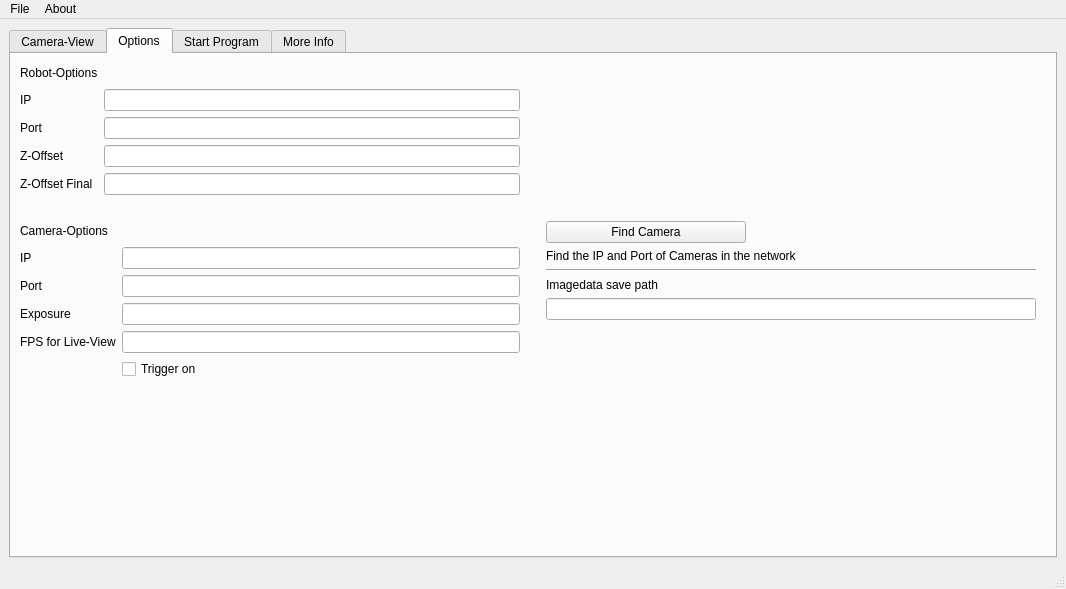
Above: KukaVisionUIV1.ui from wooge7410/KukaVision before the change. Below: the same form after it.
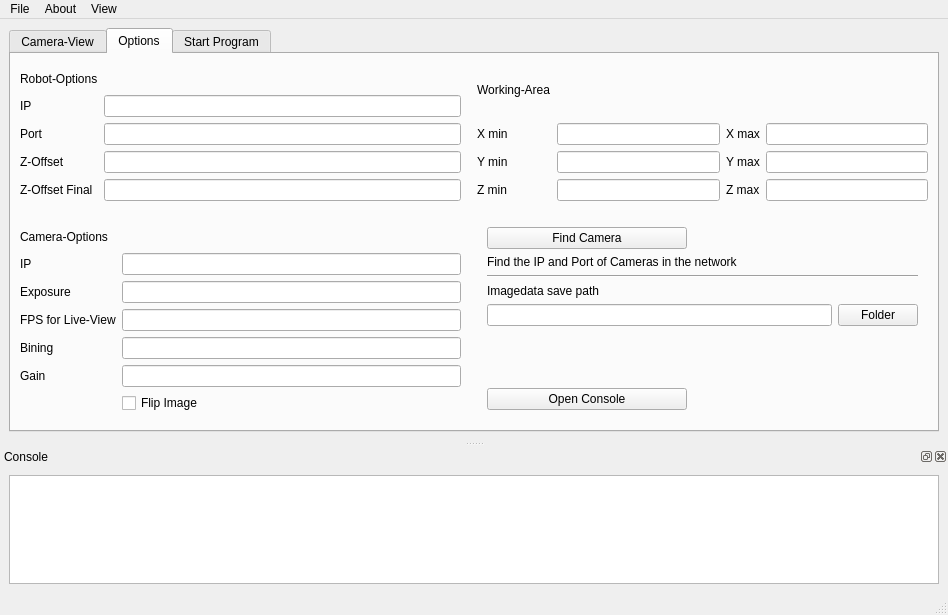
That is the form after the change. The open tabs and pages were chosen to show the change. Icons and pictures are not drawn.

Patch:
```diff
--- a/KukaVisionUIV1.ui
+++ b/KukaVisionUIV1.ui
@@ -6,8 +6,8 @@
    <rect>
     <x>0</x>
     <y>0</y>
-    <width>1066</width>
-    <height>589</height>
+    <width>948</width>
+    <height>615</height>
    </rect>
   </property>
   <property name="sizePolicy">
@@ -26,8 +26,8 @@
      <verstretch>0</verstretch>
     </sizepolicy>
    </property>
-   <layout class="QGridLayout" name="gridLayout_6">
-    <item row="0" column="0">
+   <layout class="QVBoxLayout" name="verticalLayout_4">
+    <item>
      <widget class="QTabWidget" name="tabWidget">
       <property name="sizePolicy">
        <sizepolicy hsizetype="Expanding" vsizetype="Expanding">
@@ -36,7 +36,7 @@
        </sizepolicy>
       </property>
       <property name="currentIndex">
-       <number>0</number>
+       <number>2</number>
       </property>
       <widget class="QWidget" name="CameraView">
        <property name="sizePolicy">
@@ -49,26 +49,6 @@
         <string>Camera-View</string>
        </attribute>
        <layout class="QGridLayout" name="gridLayout_5">
-        <item row="1" column="1">
-         <widget class="QLabel" name="CameraViewHeadline">
-          <property name="text">
-           <string>Filters</string>
-          </property>
-         </widget>
-        </item>
-        <item row="1" column="0" rowspan="2">
-         <widget class="QLabel" name="LiveCameraView">
-          <property name="text">
-           <string>&lt;html&gt;&lt;head/&gt;&lt;body&gt;&lt;p&gt;&lt;img src=&quot;:/newPrefix/example.png&quot; width=&quot;800&quot;/&gt;&lt;/p&gt;&lt;/body&gt;&lt;/html&gt;</string>
-          </property>
-          <property name="scaledContents">
-           <bool>true</bool>
-          </property>
-          <property name="alignment">
-           <set>Qt::AlignLeading|Qt::AlignLeft|Qt::AlignTop</set>
-          </property>
-         </widget>
-        </item>
         <item row="2" column="1">
          <layout class="QVBoxLayout" name="verticalLayout">
           <property name="spacing">
@@ -83,6 +63,13 @@
           <property name="rightMargin">
            <number>10</number>
           </property>
+          <item>
+           <widget class="QCheckBox" name="Coordinates">
+            <property name="text">
+             <string>Coordinates</string>
+            </property>
+           </widget>
+          </item>
           <item>
            <widget class="QCheckBox" name="Checking">
             <property name="enabled">
@@ -107,9 +94,16 @@
            </widget>
           </item>
           <item>
-           <widget class="QCheckBox" name="Coordinates">
+           <widget class="QPushButton" name="StartCameraView">
             <property name="text">
-             <string>Coordinates</string>
+             <string>Start CameraView</string>
+            </property>
+           </widget>
+          </item>
+          <item>
+           <widget class="QPushButton" name="pushButton_2">
+            <property name="text">
+             <string>Stopp CameraView</string>
             </property>
            </widget>
           </item>
@@ -145,6 +139,13 @@
             </property>
            </spacer>
           </item>
+          <item>
+           <widget class="QLabel" name="label">
+            <property name="text">
+             <string>Timestamp</string>
+            </property>
+           </widget>
+          </item>
          </layout>
         </item>
         <item row="0" column="0">
@@ -160,6 +161,32 @@
           </property>
          </spacer>
         </item>
+        <item row="1" column="0" rowspan="2">
+         <widget class="QLabel" name="LiveCameraView">
+          <property name="sizePolicy">
+           <sizepolicy hsizetype="Ignored" vsizetype="Ignored">
+            <horstretch>0</horstretch>
+            <verstretch>0</verstretch>
+           </sizepolicy>
+          </property>
+          <property name="text">
+           <string>&lt;html&gt;&lt;head/&gt;&lt;body&gt;&lt;p&gt;&lt;img src=&quot;:/newPrefix/example.png&quot; width=&quot;1200&quot;/&gt;&lt;/p&gt;&lt;/body&gt;&lt;/html&gt;</string>
+          </property>
+          <property name="scaledContents">
+           <bool>true</bool>
+          </property>
+          <property name="alignment">
+           <set>Qt::AlignLeading|Qt::AlignLeft|Qt::AlignTop</set>
+          </property>
+         </widget>
+        </item>
+        <item row="1" column="1">
+         <widget class="QLabel" name="CameraViewHeadline">
+          <property name="text">
+           <string>Filters</string>
+          </property>
+         </widget>
+        </item>
        </layout>
       </widget>
       <widget class="QWidget" name="Options">
@@ -173,7 +200,7 @@
         <string>Options</string>
        </attribute>
        <layout class="QGridLayout" name="gridLayout_3">
-        <item row="0" column="0">
+        <item row="1" column="0">
          <layout class="QFormLayout" name="formLayout">
           <property name="rightMargin">
            <number>10</number>
@@ -240,7 +267,7 @@
           </item>
          </layout>
         </item>
-        <item row="1" column="0">
+        <item row="2" column="0">
          <layout class="QFormLayout" name="CameraOptions">
           <property name="topMargin">
            <number>20</number>
@@ -255,6 +282,19 @@
             </property>
            </widget>
           </item>
+          <item row="0" column="1">
+           <spacer name="horizontalSpacer_5">
+            <property name="orientation">
+             <enum>Qt::Horizontal</enum>
+            </property>
+            <property name="sizeHint" stdset="0">
+             <size>
+              <width>40</width>
+              <height>20</height>
+             </size>
+            </property>
+           </spacer>
+          </item>
           <item row="1" column="0">
            <widget class="QLabel" name="CameraIPLabel">
             <property name="text">
@@ -262,54 +302,44 @@
             </property>
            </widget>
           </item>
-          <item row="2" column="0">
-           <widget class="QLabel" name="CameraPortLabel">
-            <property name="text">
-             <string>Port</string>
-            </property>
-           </widget>
+          <item row="1" column="1">
+           <widget class="QLineEdit" name="CameraIP"/>
           </item>
-          <item row="3" column="0">
+          <item row="2" column="0">
            <widget class="QLabel" name="ExposureLabel">
             <property name="text">
              <string>Exposure</string>
             </property>
            </widget>
           </item>
-          <item row="5" column="1">
-           <widget class="QCheckBox" name="TriggerOn">
-            <property name="text">
-             <string>Trigger on</string>
-            </property>
-           </widget>
+          <item row="2" column="1">
+           <widget class="QLineEdit" name="Exposure"/>
           </item>
-          <item row="5" column="0">
-           <widget class="QLabel" name="label_15">
-            <property name="text">
-             <string/>
-            </property>
-           </widget>
-          </item>
-          <item row="4" column="0">
+          <item row="3" column="0">
            <widget class="QLabel" name="FPSLiveViewLabel">
             <property name="text">
              <string>FPS for Live-View</string>
             </property>
            </widget>
           </item>
-          <item row="1" column="1">
-           <widget class="QLineEdit" name="CameraIP"/>
-          </item>
-          <item row="2" column="1">
-           <widget class="QLineEdit" name="CameraPort"/>
-          </item>
           <item row="3" column="1">
-           <widget class="QLineEdit" name="Exposure"/>
-          </item>
-          <item row="4" column="1">
            <widget class="QLineEdit" name="FPSLiveView"/>
           </item>
           <item row="6" column="0">
+           <widget class="QLabel" name="label_15">
+            <property name="text">
+             <string/>
+            </property>
+           </widget>
+          </item>
+          <item row="6" column="1">
+           <widget class="QCheckBox" name="TriggerOn">
+            <property name="text">
+             <string>Flip Image </string>
+            </property>
+           </widget>
+          </item>
+          <item row="7" column="0">
            <spacer name="verticalSpacer">
             <property name="orientation">
              <enum>Qt::Vertical</enum>
@@ -322,23 +352,30 @@
             </property>
            </spacer>
           </item>
-          <item row="0" column="1">
-           <spacer name="horizontalSpacer_5">
-            <property name="orientation">
-             <enum>Qt::Horizontal</enum>
+          <item row="4" column="0">
+           <widget class="QLabel" name="BiningLabel">
+            <property name="text">
+             <string>Bining</string>
             </property>
-            <property name="sizeHint" stdset="0">
-             <size>
-              <width>40</width>
-              <height>20</height>
-             </size>
+           </widget>
+          </item>
+          <item row="5" column="0">
+           <widget class="QLabel" name="label_2">
+            <property name="text">
+             <string>Gain</string>
             </property>
-           </spacer>
+           </widget>
+          </item>
+          <item row="4" column="1">
+           <widget class="QLineEdit" name="BiningValue"/>
+          </item>
+          <item row="5" column="1">
+           <widget class="QLineEdit" name="GainValue"/>
           </item>
          </layout>
         </item>
-        <item row="1" column="1">
-         <layout class="QVBoxLayout" name="CameraOptions2">
+        <item row="2" column="1">
+         <layout class="QGridLayout" name="gridLayout_2">
           <property name="leftMargin">
            <number>10</number>
           </property>
@@ -348,26 +385,7 @@
           <property name="rightMargin">
            <number>10</number>
           </property>
-          <item>
-           <widget class="QPushButton" name="FindCamera">
-            <property name="sizePolicy">
-             <sizepolicy hsizetype="Fixed" vsizetype="Fixed">
-              <horstretch>0</horstretch>
-              <verstretch>0</verstretch>
-             </sizepolicy>
-            </property>
-            <property name="minimumSize">
-             <size>
-              <width>200</width>
-              <height>0</height>
-             </size>
-            </property>
-            <property name="text">
-             <string>Find Camera</string>
-            </property>
-           </widget>
-          </item>
-          <item>
+          <item row="1" column="0" colspan="2">
            <widget class="QLabel" name="FindCameraLabel">
             <property name="text">
              <string>Find the IP and Port of Cameras in the network</string>
@@ -377,25 +395,83 @@
             </property>
            </widget>
           </item>
-          <item>
+          <item row="6" column="1">
+           <spacer name="verticalSpacer_5">
+            <property name="orientation">
+             <enum>Qt::Vertical</enum>
+            </property>
+            <property name="sizeHint" stdset="0">
+             <size>
+              <width>20</width>
+              <height>40</height>
+             </size>
+            </property>
+           </spacer>
+          </item>
+          <item row="2" column="0" colspan="2">
            <widget class="Line" name="line">
             <property name="orientation">
              <enum>Qt::Horizontal</enum>
             </property>
            </widget>
           </item>
-          <item>
+          <item row="4" column="0">
+           <widget class="QLineEdit" name="DataSavePath"/>
+          </item>
+          <item row="0" column="0">
+           <widget class="QPushButton" name="FindCamera">
+            <property name="sizePolicy">
+             <sizepolicy hsizetype="Fixed" vsizetype="Fixed">
+              <horstretch>0</horstretch>
+              <verstretch>0</verstretch>
+             </sizepolicy>
+            </property>
+            <property name="minimumSize">
+             <size>
+              <width>200</width>
+              <height>0</height>
+             </size>
+            </property>
+            <property name="text">
+             <string>Find Camera</string>
+            </property>
+           </widget>
+          </item>
+          <item row="6" column="0">
+           <widget class="QPushButton" name="OpenConsoleButton">
+            <property name="sizePolicy">
+             <sizepolicy hsizetype="Fixed" vsizetype="Fixed">
+              <horstretch>0</horstretch>
+              <verstretch>0</verstretch>
+             </sizepolicy>
+            </property>
+            <property name="minimumSize">
+             <size>
+              <width>200</width>
+              <height>0</height>
+             </size>
+            </property>
+            <property name="text">
+             <string>Open Console</string>
+            </property>
+           </widget>
+          </item>
+          <item row="4" column="1">
+           <widget class="QPushButton" name="FolderDialogButton">
+            <property name="text">
+             <string>Folder</string>
+            </property>
+           </widget>
+          </item>
+          <item row="3" column="0">
            <widget class="QLabel" name="DataSavePathLabel">
             <property name="text">
              <string>Imagedata save path</string>
             </property>
            </widget>
           </item>
-          <item>
-           <widget class="QLineEdit" name="DataSavePath"/>
-          </item>
-          <item>
-           <spacer name="verticalSpacer_5">
+          <item row="5" column="0">
+           <spacer name="verticalSpacer_4">
             <property name="orientation">
              <enum>Qt::Vertical</enum>
             </property>
@@ -409,18 +485,76 @@
           </item>
          </layout>
         </item>
-        <item row="0" column="1">
-         <spacer name="horizontalSpacer_3">
-          <property name="orientation">
-           <enum>Qt::Horizontal</enum>
-          </property>
-          <property name="sizeHint" stdset="0">
-           <size>
-            <width>40</width>
-            <height>20</height>
-           </size>
-          </property>
-         </spacer>
+        <item row="0" column="1" rowspan="2">
+         <layout class="QGridLayout" name="gridLayout">
+          <item row="2" column="1">
+           <widget class="QLabel" name="YminLabel">
+            <property name="text">
+             <string>Y min</string>
+            </property>
+           </widget>
+          </item>
+          <item row="3" column="2">
+           <widget class="QLineEdit" name="ZminValue"/>
+          </item>
+          <item row="2" column="3">
+           <widget class="QLabel" name="YmaxLabel">
+            <property name="text">
+             <string>Y max</string>
+            </property>
+           </widget>
+          </item>
+          <item row="0" column="1">
+           <widget class="QLabel" name="WorkingAreaLabel">
+            <property name="text">
+             <string>Working-Area</string>
+            </property>
+           </widget>
+          </item>
+          <item row="1" column="2">
+           <widget class="QLineEdit" name="XminValue"/>
+          </item>
+          <item row="2" column="2">
+           <widget class="QLineEdit" name="YminValue"/>
+          </item>
+          <item row="1" column="1">
+           <widget class="QLabel" name="XminLabel">
+            <property name="text">
+             <string>X min</string>
+            </property>
+           </widget>
+          </item>
+          <item row="3" column="1">
+           <widget class="QLabel" name="ZminLabel">
+            <property name="text">
+             <string>Z min</string>
+            </property>
+           </widget>
+          </item>
+          <item row="3" column="3">
+           <widget class="QLabel" name="ZmaxLabel">
+            <property name="text">
+             <string>Z max</string>
+            </property>
+           </widget>
+          </item>
+          <item row="1" column="3">
+           <widget class="QLabel" name="XmaxLabel">
+            <property name="text">
+             <string>X max</string>
+            </property>
+           </widget>
+          </item>
+          <item row="1" column="4">
+           <widget class="QLineEdit" name="XmaxValue"/>
+          </item>
+          <item row="2" column="4">
+           <widget class="QLineEdit" name="YmaxValue"/>
+          </item>
+          <item row="3" column="4">
+           <widget class="QLineEdit" name="ZmaxValue"/>
+          </item>
+         </layout>
         </item>
        </layout>
       </widget>
@@ -444,8 +578,20 @@
         </item>
         <item row="1" column="0" rowspan="2">
          <widget class="QLabel" name="ProgramImage">
+          <property name="sizePolicy">
+           <sizepolicy hsizetype="Ignored" vsizetype="Ignored">
+            <horstretch>0</horstretch>
+            <verstretch>0</verstretch>
+           </sizepolicy>
+          </property>
           <property name="text">
-           <string>&lt;html&gt;&lt;head/&gt;&lt;body&gt;&lt;p&gt;&lt;img src=&quot;:/newPrefix/example.png&quot; width=&quot;800&quot; /&gt;&lt;/p&gt;&lt;/body&gt;&lt;/html&gt;</string>
+           <string>&lt;html&gt;&lt;head/&gt;&lt;body&gt;&lt;p&gt;&lt;img src=&quot;:/newPrefix/example.png&quot; width=&quot;1200&quot; /&gt;&lt;/p&gt;&lt;/body&gt;&lt;/html&gt;</string>
+          </property>
+          <property name="scaledContents">
+           <bool>true</bool>
+          </property>
+          <property name="alignment">
+           <set>Qt::AlignLeading|Qt::AlignLeft|Qt::AlignTop</set>
           </property>
          </widget>
         </item>
@@ -526,6 +672,13 @@
             </property>
            </spacer>
           </item>
+          <item>
+           <widget class="QLabel" name="TimestampLabelProgram">
+            <property name="text">
+             <string>Timestamp</string>
+            </property>
+           </widget>
+          </item>
          </layout>
         </item>
         <item row="0" column="0">
@@ -543,22 +696,6 @@
         </item>
        </layout>
       </widget>
-      <widget class="QWidget" name="MoreInfo">
-       <property name="sizePolicy">
-        <sizepolicy hsizetype="Expanding" vsizetype="Expanding">
-         <horstretch>0</horstretch>
-         <verstretch>0</verstretch>
-        </sizepolicy>
-       </property>
-       <attribute name="title">
-        <string>More Info</string>
-       </attribute>
-       <layout class="QGridLayout" name="gridLayout_7">
-        <item row="0" column="0">
-         <widget class="QTextBrowser" name="Console"/>
-        </item>
-       </layout>
-      </widget>
      </widget>
     </item>
    </layout>
@@ -568,7 +705,7 @@
     <rect>
      <x>0</x>
      <y>0</y>
-     <width>1066</width>
+     <width>948</width>
      <height>22</height>
     </rect>
    </property>
@@ -587,10 +724,35 @@
     </property>
     <addaction name="actionProject_Infos"/>
    </widget>
+   <widget class="QMenu" name="menuView">
+    <property name="title">
+     <string>View</string>
+    </property>
+    <addaction name="actionOpen_Console"/>
+   </widget>
    <addaction name="menuFile"/>
    <addaction name="menuAbout"/>
+   <addaction name="menuView"/>
   </widget>
   <widget class="QStatusBar" name="statusbar"/>
+  <widget class="QDockWidget" name="ConsoleWindow">
+   <property name="enabled">
+    <bool>true</bool>
+   </property>
+   <property name="windowTitle">
+    <string>Console</string>
+   </property>
+   <attribute name="dockWidgetArea">
+    <number>8</number>
+   </attribute>
+   <widget class="QWidget" name="dockWidgetContents_2">
+    <layout class="QGridLayout" name="gridLayout_6">
+     <item row="0" column="0">
+      <widget class="QTextBrowser" name="InfoConsole"/>
+     </item>
+    </layout>
+   </widget>
+  </widget>
   <action name="actionSave_Image_as">
    <property name="text">
     <string>Save Image as</string>
@@ -606,6 +768,11 @@
     <string>Project-Infos</string>
    </property>
   </action>
+  <action name="actionOpen_Console">
+   <property name="text">
+    <string>Open Console</string>
+   </property>
+  </action>
  </widget>
  <resources>
   <include location="Desktop/UI_Image.png"/>
```
Left out of the diff: 54 changed lines with no effect on the pictures.
